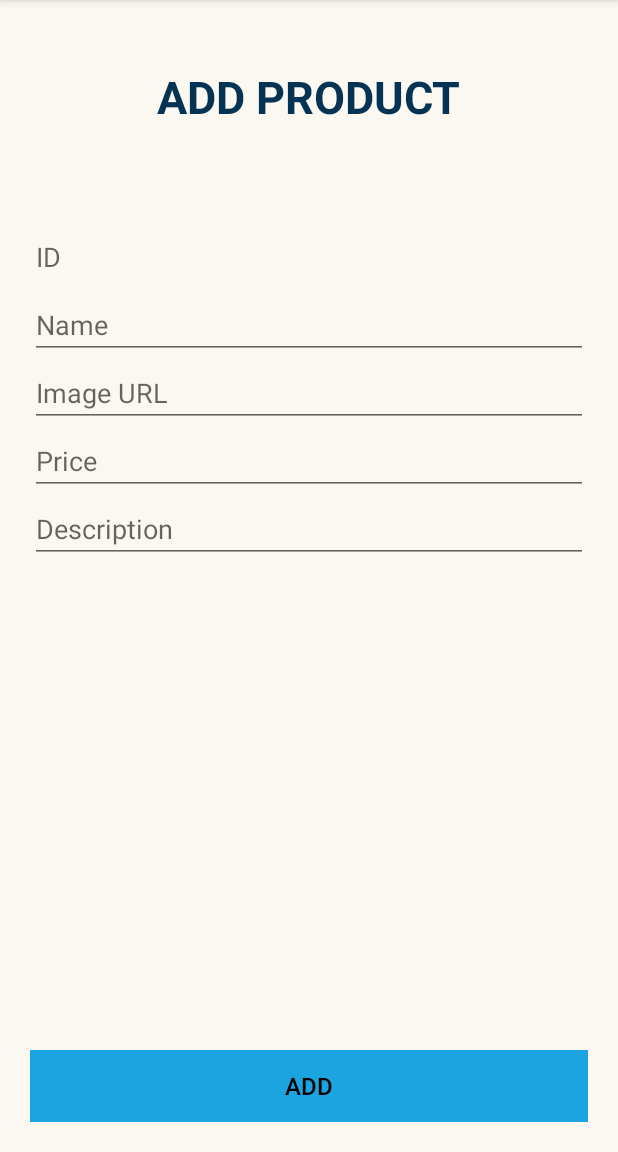
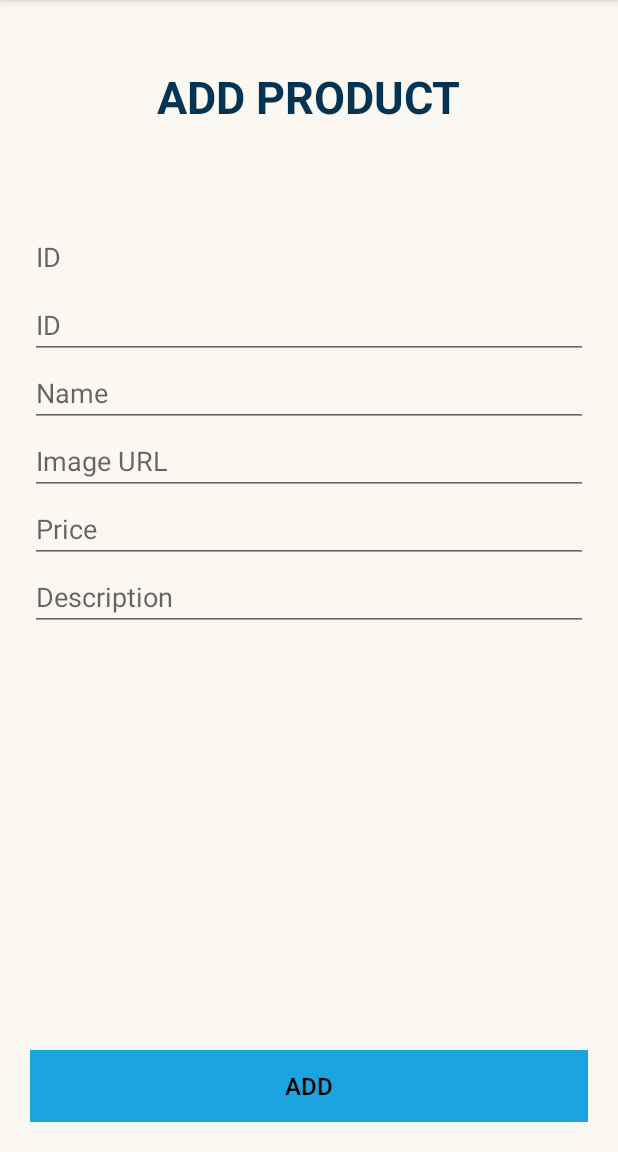
Before and after one commit to webtutsplus/android-ui-main, an Android app: the AddProductActivity screen opened directly, with no data from a screen before it, on a phone screen of 412 x 824 dp, the part 84-1236 px from its top. Run offline under Robolectric (Android 15) with nearby library versions, the phone set to English and light mode, and no system bars.

Commit message:
Added EditText for Category ID

```diff
--- a/app/src/main/res/layout/activity_add_product.xml
+++ b/app/src/main/res/layout/activity_add_product.xml
@@ -34,6 +34,17 @@
         app:layout_constraintTop_toBottomOf="@+id/tvSubitle" />
 
     <EditText
+        android:id="@+id/etCategoryId1"
+        android:layout_width="match_parent"
+        android:layout_height="wrap_content"
+        android:hint="ID"
+        android:inputType="number"
+        app:layout_constraintEnd_toEndOf="parent"
+        app:layout_constraintHorizontal_bias="0.5"
+        app:layout_constraintStart_toStartOf="parent"
+        app:layout_constraintTop_toBottomOf="@id/etId1" />
+
+    <EditText
         android:id="@+id/etName1"
         android:layout_width="match_parent"
         android:layout_height="wrap_content"
@@ -41,7 +52,7 @@
         app:layout_constraintEnd_toEndOf="parent"
         app:layout_constraintHorizontal_bias="0.5"
         app:layout_constraintStart_toStartOf="parent"
-        app:layout_constraintTop_toBottomOf="@+id/etId1" />
+        app:layout_constraintTop_toBottomOf="@id/etCategoryId1" />
 
     <EditText
         android:id="@+id/etImageURL1"
```
